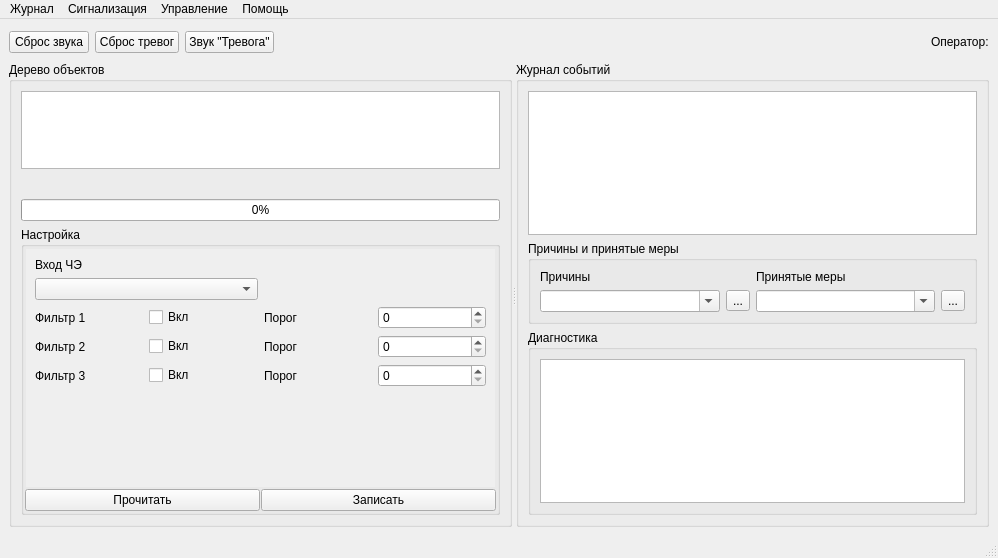
The window that m_server/MainWindowServer.ui (xXRadioHeadXx/start7) describes before a commit, drawn with Qt 5.
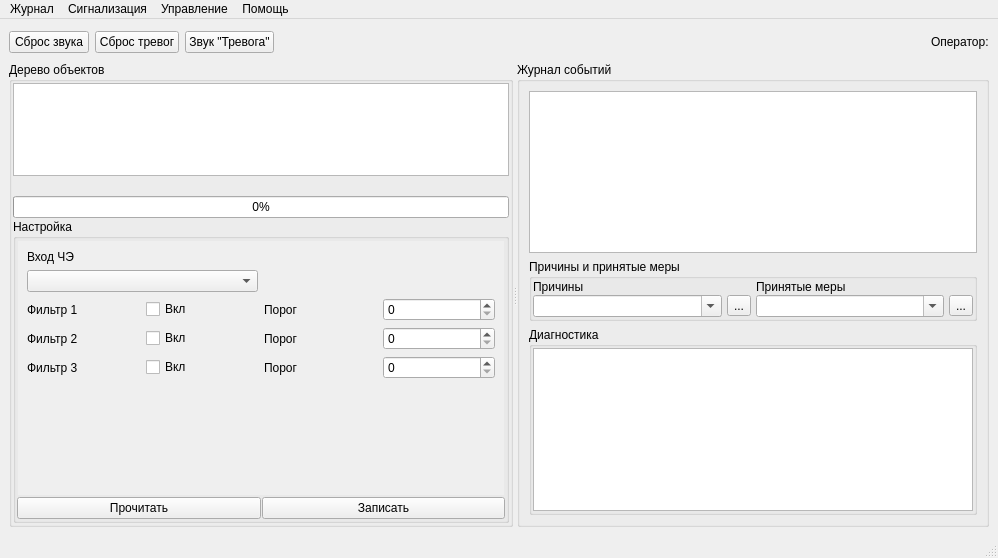
The same window after the commit. Icons and pictures are not drawn.

```diff
--- a/m_server/MainWindowServer.ui
+++ b/m_server/MainWindowServer.ui
@@ -116,6 +116,21 @@
         <string>Дерево объектов</string>
        </property>
        <layout class="QVBoxLayout" name="verticalLayout">
+        <property name="spacing">
+         <number>1</number>
+        </property>
+        <property name="leftMargin">
+         <number>1</number>
+        </property>
+        <property name="topMargin">
+         <number>1</number>
+        </property>
+        <property name="rightMargin">
+         <number>1</number>
+        </property>
+        <property name="bottomMargin">
+         <number>1</number>
+        </property>
         <item>
          <widget class="QTreeView" name="treeView">
           <property name="contextMenuPolicy">
@@ -124,6 +139,12 @@
           <property name="lineWidth">
            <number>100</number>
           </property>
+          <property name="autoScrollMargin">
+           <number>15</number>
+          </property>
+          <property name="indentation">
+           <number>16</number>
+          </property>
           <attribute name="headerMinimumSectionSize">
            <number>350</number>
           </attribute>
@@ -1090,8 +1111,8 @@
                    <rect>
                     <x>0</x>
                     <y>0</y>
-                    <width>499</width>
-                    <height>232</height>
+                    <width>514</width>
+                    <height>263</height>
                    </rect>
                   </property>
                   <layout class="QGridLayout" name="gridLayout_11">
@@ -1261,6 +1282,24 @@
            <string>Причины и принятые меры</string>
           </property>
           <layout class="QGridLayout" name="gridLayout">
+           <property name="leftMargin">
+            <number>1</number>
+           </property>
+           <property name="topMargin">
+            <number>1</number>
+           </property>
+           <property name="rightMargin">
+            <number>1</number>
+           </property>
+           <property name="bottomMargin">
+            <number>1</number>
+           </property>
+           <property name="horizontalSpacing">
+            <number>5</number>
+           </property>
+           <property name="verticalSpacing">
+            <number>1</number>
+           </property>
            <item row="0" column="0">
             <widget class="QLabel" name="labelReason">
              <property name="text">
@@ -1324,6 +1363,21 @@
            <string>Диагностика</string>
           </property>
           <layout class="QGridLayout" name="gridLayout_2">
+           <property name="leftMargin">
+            <number>1</number>
+           </property>
+           <property name="topMargin">
+            <number>1</number>
+           </property>
+           <property name="rightMargin">
+            <number>1</number>
+           </property>
+           <property name="bottomMargin">
+            <number>1</number>
+           </property>
+           <property name="spacing">
+            <number>1</number>
+           </property>
            <item row="0" column="0">
             <widget class="QTableWidget" name="tableWidget">
              <property name="minimumSize">
```
Left out of the diff: 14 changed lines with no effect on the pictures.
